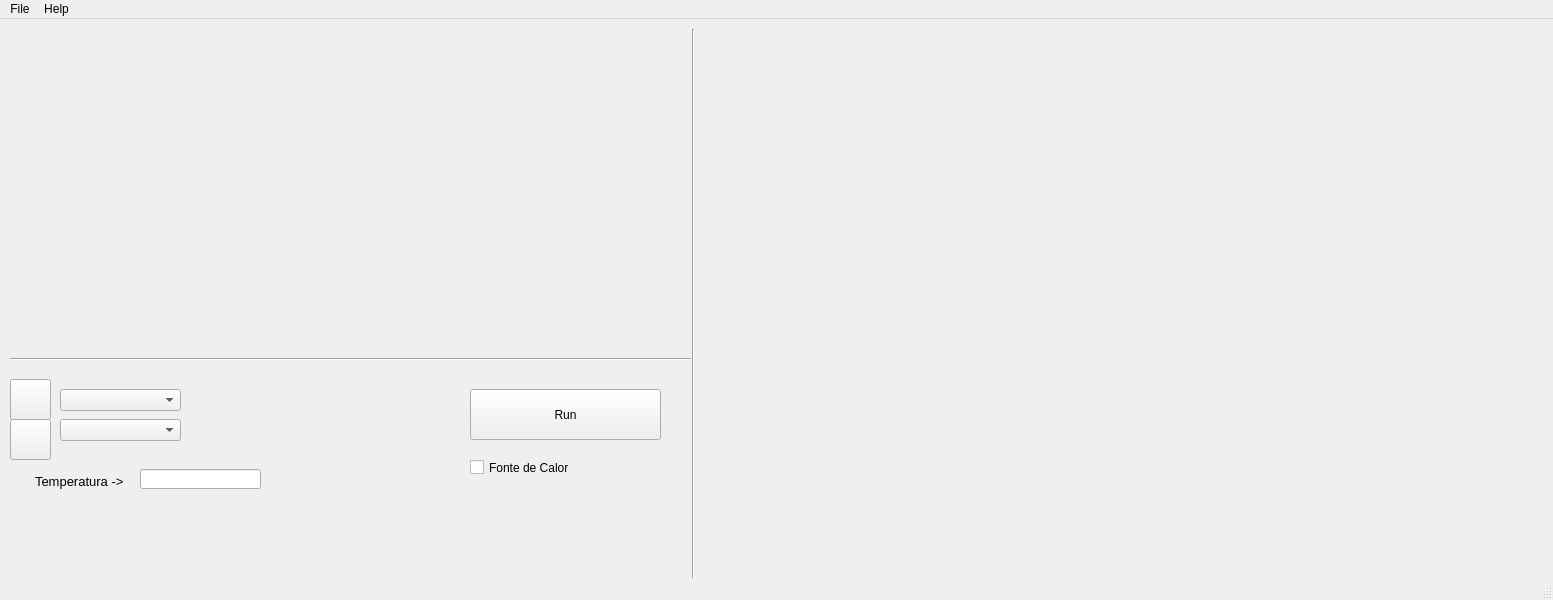
Above: SimuladorTemperatura/mainwindow.ui from ldsc/ProjetoEngenharia-STC-3D-SimuladorDeTransferenciaDeCalor-3D before the change. Below: the same form after it.
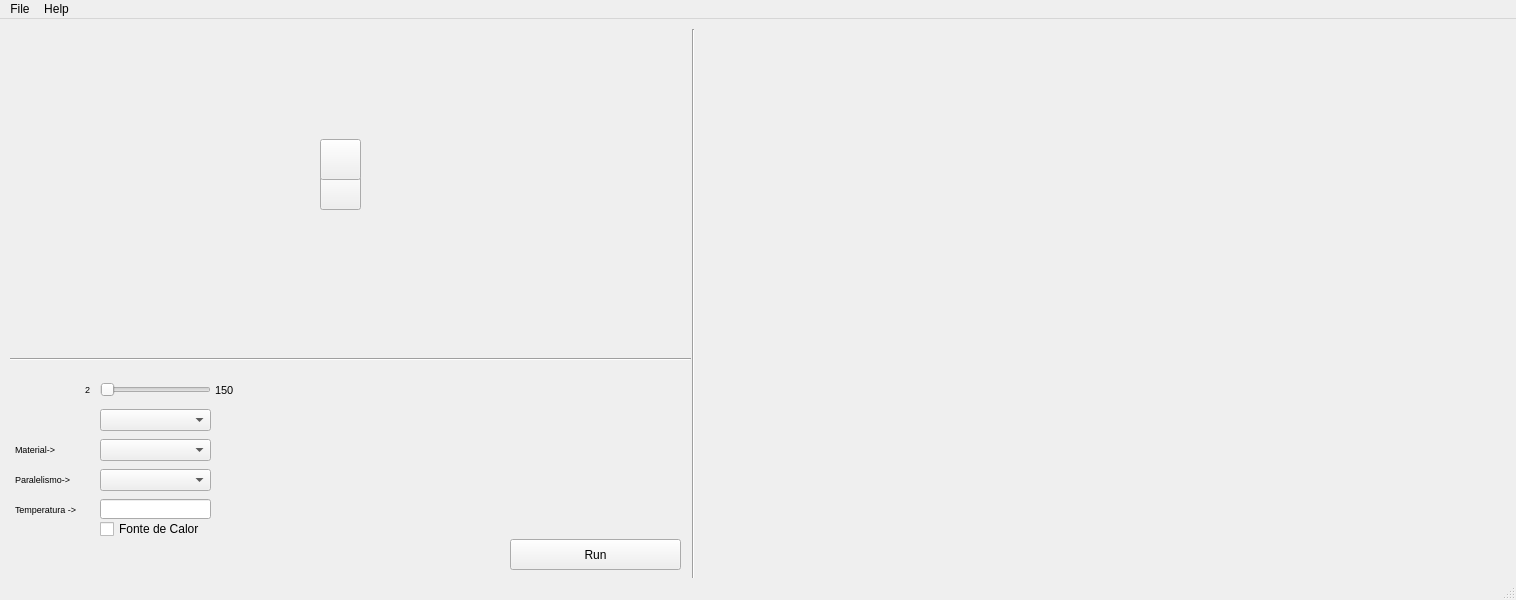
That is the form after the change. Icons and pictures are not drawn. Custom widgets are drawn as their Qt base class.

Commit message: Adicionei a classe CMaterialCorrelacao

```diff
--- a/SimuladorTemperatura/mainwindow.ui
+++ b/SimuladorTemperatura/mainwindow.ui
@@ -6,7 +6,7 @@
    <rect>
     <x>0</x>
     <y>0</y>
-    <width>1553</width>
+    <width>1516</width>
     <height>600</height>
    </rect>
   </property>
@@ -17,9 +17,9 @@
    <widget class="QComboBox" name="material_comboBox">
     <property name="geometry">
      <rect>
-      <x>60</x>
-      <y>370</y>
-      <width>121</width>
+      <x>100</x>
+      <y>420</y>
+      <width>111</width>
       <height>22</height>
      </rect>
     </property>
@@ -27,9 +27,9 @@
    <widget class="QLineEdit" name="temperature_input">
     <property name="geometry">
      <rect>
-      <x>140</x>
-      <y>450</y>
-      <width>121</width>
+      <x>100</x>
+      <y>480</y>
+      <width>111</width>
       <height>20</height>
      </rect>
     </property>
@@ -37,10 +37,10 @@
    <widget class="QTextBrowser" name="textBrowser_2">
     <property name="geometry">
      <rect>
-      <x>30</x>
-      <y>450</y>
-      <width>121</width>
-      <height>31</height>
+      <x>10</x>
+      <y>480</y>
+      <width>81</width>
+      <height>21</height>
      </rect>
     </property>
     <property name="styleSheet">
@@ -51,16 +51,16 @@
 &lt;html&gt;&lt;head&gt;&lt;meta name=&quot;qrichtext&quot; content=&quot;1&quot; /&gt;&lt;style type=&quot;text/css&quot;&gt;
 p, li { white-space: pre-wrap; }
 &lt;/style&gt;&lt;/head&gt;&lt;body style=&quot; font-family:'MS Shell Dlg 2'; font-size:8.25pt; font-weight:400; font-style:normal;&quot;&gt;
-&lt;p style=&quot; margin-top:0px; margin-bottom:0px; margin-left:0px; margin-right:0px; -qt-block-indent:0; text-indent:0px;&quot;&gt;&lt;span style=&quot; font-size:10pt;&quot;&gt;Temperatura -&amp;gt;&lt;/span&gt;&lt;/p&gt;&lt;/body&gt;&lt;/html&gt;</string>
+&lt;p style=&quot; margin-top:0px; margin-bottom:0px; margin-left:0px; margin-right:0px; -qt-block-indent:0; text-indent:0px;&quot;&gt;&lt;span style=&quot; font-size:7pt;&quot;&gt;Temperatura -&amp;gt;&lt;/span&gt;&lt;/p&gt;&lt;/body&gt;&lt;/html&gt;</string>
     </property>
    </widget>
    <widget class="QPushButton" name="pushButton">
     <property name="geometry">
      <rect>
-      <x>470</x>
-      <y>370</y>
-      <width>191</width>
-      <height>51</height>
+      <x>510</x>
+      <y>520</y>
+      <width>171</width>
+      <height>31</height>
      </rect>
     </property>
     <property name="acceptDrops">
@@ -76,77 +76,13 @@
    <widget class="QComboBox" name="parallel_comboBox">
     <property name="geometry">
      <rect>
-      <x>60</x>
-      <y>400</y>
-      <width>121</width>
+      <x>100</x>
+      <y>450</y>
+      <width>111</width>
       <height>22</height>
      </rect>
     </property>
    </widget>
-   <widget class="QPushButton" name="gridDownButton">
-    <property name="geometry">
-     <rect>
-      <x>10</x>
-      <y>400</y>
-      <width>41</width>
-      <height>41</height>
-     </rect>
-    </property>
-    <property name="acceptDrops">
-     <bool>false</bool>
-    </property>
-    <property name="styleSheet">
-     <string notr="true">border-image: url(:/fig/icon_down.png);</string>
-    </property>
-    <property name="text">
-     <string/>
-    </property>
-    <property name="checkable">
-     <bool>true</bool>
-    </property>
-   </widget>
-   <widget class="QPushButton" name="gridUpButton">
-    <property name="geometry">
-     <rect>
-      <x>10</x>
-      <y>360</y>
-      <width>41</width>
-      <height>41</height>
-     </rect>
-    </property>
-    <property name="acceptDrops">
-     <bool>false</bool>
-    </property>
-    <property name="styleSheet">
-     <string notr="true">border-image: url(:/fig/icon_up.png);</string>
-    </property>
-    <property name="text">
-     <string/>
-    </property>
-    <property name="checkable">
-     <bool>true</bool>
-    </property>
-   </widget>
-   <widget class="QTextBrowser" name="textGrid">
-    <property name="geometry">
-     <rect>
-      <x>20</x>
-      <y>390</y>
-      <width>21</width>
-      <height>31</height>
-     </rect>
-    </property>
-    <property name="mouseTracking">
-     <bool>false</bool>
-    </property>
-    <property name="styleSheet">
-     <string notr="true">background-color: rgba(255, 255, 255, 0);
-border-color: rgba(255, 255, 255, 0);</string>
-    </property>
-    <property name="lineWidth">
-     <number>0</number>
-    </property>
-   </widget>
    <widget class="QTextBrowser" name="textBrowser_3">
     <property name="geometry">
      <rect>
@@ -189,6 +125,77 @@
       <height>311</height>
      </rect>
     </property>
+    <widget class="QPushButton" name="gridDownButton">
+     <property name="geometry">
+      <rect>
+       <x>300</x>
+       <y>130</y>
+       <width>41</width>
+       <height>41</height>
+      </rect>
+     </property>
+     <property name="acceptDrops">
+      <bool>false</bool>
+     </property>
+     <property name="styleSheet">
+      <string notr="true">border-image: url(:/fig/icon_down.png);</string>
+     </property>
+     <property name="text">
+      <string/>
+     </property>
+     <property name="checkable">
+      <bool>true</bool>
+     </property>
+    </widget>
+    <widget class="QTextBrowser" name="textGrid">
+     <property name="geometry">
+      <rect>
+       <x>310</x>
+       <y>120</y>
+       <width>21</width>
+       <height>31</height>
+      </rect>
+     </property>
+     <property name="mouseTracking">
+      <bool>false</bool>
+     </property>
+     <property name="styleSheet">
+      <string notr="true">background-color: rgba(255, 255, 255, 0);
+border-color: rgba(255, 255, 255, 0);</string>
+     </property>
+     <property name="lineWidth">
+      <number>0</number>
+     </property>
+     <property name="html">
+      <string>&lt;!DOCTYPE HTML PUBLIC &quot;-//W3C//DTD HTML 4.0//EN&quot; &quot;http://www.w3.org/TR/REC-html40/strict.dtd&quot;&gt;
+&lt;html&gt;&lt;head&gt;&lt;meta name=&quot;qrichtext&quot; content=&quot;1&quot; /&gt;&lt;style type=&quot;text/css&quot;&gt;
+p, li { white-space: pre-wrap; }
+&lt;/style&gt;&lt;/head&gt;&lt;body style=&quot; font-family:'MS Shell Dlg 2'; font-size:8.25pt; font-weight:400; font-style:normal;&quot;&gt;
+&lt;p align=&quot;center&quot; style=&quot; margin-top:0px; margin-bottom:0px; margin-left:0px; margin-right:0px; -qt-block-indent:0; text-indent:0px;&quot;&gt;&lt;span style=&quot; font-size:12pt;&quot;&gt;1&lt;/span&gt;&lt;/p&gt;&lt;/body&gt;&lt;/html&gt;</string>
+     </property>
+    </widget>
+    <widget class="QPushButton" name="gridUpButton">
+     <property name="geometry">
+      <rect>
+       <x>300</x>
+       <y>100</y>
+       <width>41</width>
+       <height>41</height>
+      </rect>
+     </property>
+     <property name="acceptDrops">
+      <bool>false</bool>
+     </property>
+     <property name="styleSheet">
+      <string notr="true">border-image: url(:/fig/icon_up.png);</string>
+     </property>
+     <property name="text">
+      <string/>
+     </property>
+     <property name="checkable">
+      <bool>true</bool>
+     </property>
+    </widget>
    </widget>
    <widget class="Line" name="line_2">
     <property name="geometry">
@@ -208,7 +215,7 @@
      <rect>
       <x>710</x>
       <y>20</y>
-      <width>411</width>
+      <width>391</width>
       <height>241</height>
      </rect>
     </property>
@@ -216,9 +223,9 @@
    <widget class="QCustomPlot" name="plot2" native="true">
     <property name="geometry">
      <rect>
-      <x>1130</x>
+      <x>1110</x>
       <y>20</y>
-      <width>411</width>
+      <width>391</width>
       <height>241</height>
      </rect>
     </property>
@@ -227,8 +234,8 @@
     <property name="geometry">
      <rect>
       <x>710</x>
-      <y>280</y>
-      <width>411</width>
+      <y>270</y>
+      <width>391</width>
       <height>241</height>
      </rect>
     </property>
@@ -236,9 +243,9 @@
    <widget class="QCustomPlot" name="plot4" native="true">
     <property name="geometry">
      <rect>
-      <x>1130</x>
-      <y>280</y>
-      <width>411</width>
+      <x>1110</x>
+      <y>270</y>
+      <width>391</width>
       <height>241</height>
      </rect>
     </property>
@@ -246,23 +253,132 @@
    <widget class="QCheckBox" name="checkBox_source">
     <property name="geometry">
      <rect>
-      <x>470</x>
-      <y>440</y>
+      <x>100</x>
+      <y>500</y>
       <width>111</width>
-      <height>17</height>
+      <height>20</height>
      </rect>
     </property>
     <property name="text">
      <string>Fonte de Calor</string>
     </property>
    </widget>
+   <widget class="QComboBox" name="drawFormat">
+    <property name="geometry">
+     <rect>
+      <x>100</x>
+      <y>390</y>
+      <width>111</width>
+      <height>22</height>
+     </rect>
+    </property>
+   </widget>
+   <widget class="QSlider" name="horizontalSliderDrawSize">
+    <property name="geometry">
+     <rect>
+      <x>100</x>
+      <y>360</y>
+      <width>111</width>
+      <height>22</height>
+     </rect>
+    </property>
+    <property name="minimum">
+     <number>3</number>
+    </property>
+    <property name="maximum">
+     <number>49</number>
+    </property>
+    <property name="orientation">
+     <enum>Qt::Horizontal</enum>
+    </property>
+   </widget>
+   <widget class="QTextBrowser" name="textBrowser_4">
+    <property name="geometry">
+     <rect>
+      <x>80</x>
+      <y>360</y>
+      <width>16</width>
+      <height>21</height>
+     </rect>
+    </property>
+    <property name="styleSheet">
+     <string notr="true">background-color: rgba(255, 255, 255, 0);</string>
+    </property>
+    <property name="html">
+     <string>&lt;!DOCTYPE HTML PUBLIC &quot;-//W3C//DTD HTML 4.0//EN&quot; &quot;http://www.w3.org/TR/REC-html40/strict.dtd&quot;&gt;
+&lt;html&gt;&lt;head&gt;&lt;meta name=&quot;qrichtext&quot; content=&quot;1&quot; /&gt;&lt;style type=&quot;text/css&quot;&gt;
+p, li { white-space: pre-wrap; }
+&lt;/style&gt;&lt;/head&gt;&lt;body style=&quot; font-family:'MS Shell Dlg 2'; font-size:8.25pt; font-weight:400; font-style:normal;&quot;&gt;
+&lt;p style=&quot; margin-top:0px; margin-bottom:0px; margin-left:0px; margin-right:0px; -qt-block-indent:0; text-indent:0px;&quot;&gt;&lt;span style=&quot; font-size:7pt;&quot;&gt;2&lt;/span&gt;&lt;/p&gt;&lt;/body&gt;&lt;/html&gt;</string>
+    </property>
+   </widget>
+   <widget class="QTextBrowser" name="textBrowser_5">
+    <property name="geometry">
+     <rect>
+      <x>210</x>
+      <y>360</y>
+      <width>51</width>
+      <height>31</height>
+     </rect>
+    </property>
+    <property name="styleSheet">
+     <string notr="true">background-color: rgba(255, 255, 255, 0);</string>
+    </property>
+    <property name="html">
+     <string>&lt;!DOCTYPE HTML PUBLIC &quot;-//W3C//DTD HTML 4.0//EN&quot; &quot;http://www.w3.org/TR/REC-html40/strict.dtd&quot;&gt;
+&lt;html&gt;&lt;head&gt;&lt;meta name=&quot;qrichtext&quot; content=&quot;1&quot; /&gt;&lt;style type=&quot;text/css&quot;&gt;
+p, li { white-space: pre-wrap; }
+&lt;/style&gt;&lt;/head&gt;&lt;body style=&quot; font-family:'MS Shell Dlg 2'; font-size:8.25pt; font-weight:400; font-style:normal;&quot;&gt;
+&lt;p style=&quot; margin-top:0px; margin-bottom:0px; margin-left:0px; margin-right:0px; -qt-block-indent:0; text-indent:0px;&quot;&gt;150&lt;/p&gt;&lt;/body&gt;&lt;/html&gt;</string>
+    </property>
+   </widget>
+   <widget class="QTextBrowser" name="textBrowser_6">
+    <property name="geometry">
+     <rect>
+      <x>10</x>
+      <y>450</y>
+      <width>91</width>
+      <height>21</height>
+     </rect>
+    </property>
+    <property name="styleSheet">
+     <string notr="true">background-color: rgba(255, 255, 255, 0);</string>
+    </property>
+    <property name="html">
+     <string>&lt;!DOCTYPE HTML PUBLIC &quot;-//W3C//DTD HTML 4.0//EN&quot; &quot;http://www.w3.org/TR/REC-html40/strict.dtd&quot;&gt;
+&lt;html&gt;&lt;head&gt;&lt;meta name=&quot;qrichtext&quot; content=&quot;1&quot; /&gt;&lt;style type=&quot;text/css&quot;&gt;
+p, li { white-space: pre-wrap; }
+&lt;/style&gt;&lt;/head&gt;&lt;body style=&quot; font-family:'MS Shell Dlg 2'; font-size:8.25pt; font-weight:400; font-style:normal;&quot;&gt;
+&lt;p style=&quot; margin-top:0px; margin-bottom:0px; margin-left:0px; margin-right:0px; -qt-block-indent:0; text-indent:0px;&quot;&gt;&lt;span style=&quot; font-size:7pt;&quot;&gt;Paralelismo-&amp;gt;&lt;/span&gt;&lt;/p&gt;&lt;/body&gt;&lt;/html&gt;</string>
+    </property>
+   </widget>
+   <widget class="QTextBrowser" name="textBrowser_7">
+    <property name="geometry">
+     <rect>
+      <x>10</x>
+      <y>420</y>
+      <width>81</width>
+      <height>21</height>
+     </rect>
+    </property>
+    <property name="styleSheet">
+     <string notr="true">background-color: rgba(255, 255, 255, 0);</string>
+    </property>
+    <property name="html">
+     <string>&lt;!DOCTYPE HTML PUBLIC &quot;-//W3C//DTD HTML 4.0//EN&quot; &quot;http://www.w3.org/TR/REC-html40/strict.dtd&quot;&gt;
+&lt;html&gt;&lt;head&gt;&lt;meta name=&quot;qrichtext&quot; content=&quot;1&quot; /&gt;&lt;style type=&quot;text/css&quot;&gt;
+p, li { white-space: pre-wrap; }
+&lt;/style&gt;&lt;/head&gt;&lt;body style=&quot; font-family:'MS Shell Dlg 2'; font-size:8.25pt; font-weight:400; font-style:normal;&quot;&gt;
+&lt;p style=&quot; margin-top:0px; margin-bottom:0px; margin-left:0px; margin-right:0px; -qt-block-indent:0; text-indent:0px;&quot;&gt;&lt;span style=&quot; font-size:7pt;&quot;&gt;Material-&amp;gt;&lt;/span&gt;&lt;/p&gt;&lt;/body&gt;&lt;/html&gt;</string>
+    </property>
+   </widget>
   </widget>
   <widget class="QMenuBar" name="menubar">
    <property name="geometry">
     <rect>
      <x>0</x>
      <y>0</y>
-     <width>1553</width>
+     <width>1516</width>
      <height>21</height>
     </rect>
    </property>
```
Left out of the diff: 16 changed lines with no effect on the pictures. The commit also changes 34 other files.
